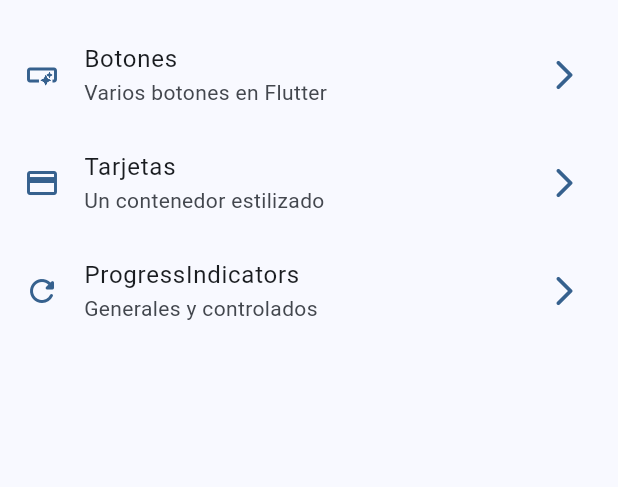
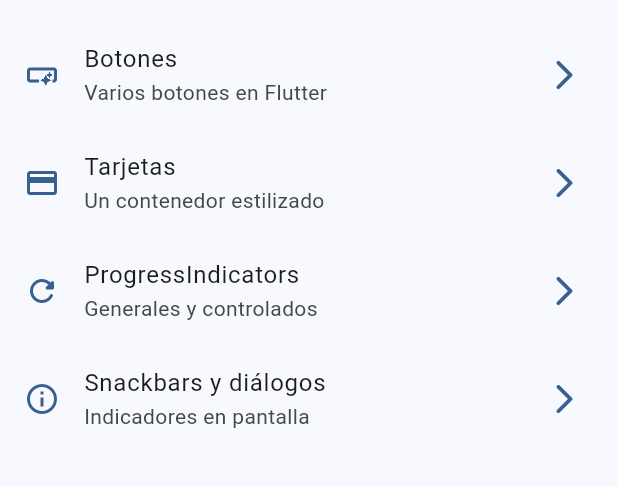
Before and after one commit to AdrianCasB/widgets_app, a Flutter app: the screen it shows after launch, on a phone screen of 412 x 824 dp, the part 63-550 px from its top. Run offline on Flutter 3.47's test engine with Material 3 defaults, Android fonts, the phone set to English and light mode, and no system bars; our stand-ins replace go_router.

Commit message:
feat: snackbars and dialogs finished

```diff
--- a/lib/config/router/app_router.dart
+++ b/lib/config/router/app_router.dart
@@ -23,5 +23,10 @@ final appRouter = GoRouter(
       name: ProgressScreen.name,
       builder: (context, state) => ProgressScreen(),
     ),
+    GoRoute(
+      path: '/snackbars',
+      name: SnackbarScreen.name,
+      builder: (context, state) => SnackbarScreen(),
+    ),
   ],
 );
--- a/lib/config/theme/menu/menu_items.dart
+++ b/lib/config/theme/menu/menu_items.dart
@@ -35,4 +35,11 @@ const appMenuItems = <MenuItem>[
     link: '/progress',
     icon: Icons.refresh_rounded,
   ),
+
+  MenuItem(
+    title: 'Snackbars y diálogos',
+    subtitle: 'Indicadores en pantalla',
+    link: '/snackbars',
+    icon: Icons.info_outline,
+  ),
 ];
--- a/lib/main.dart
+++ b/lib/main.dart
@@ -12,6 +12,7 @@ class MainApp extends StatelessWidget {
   @override
   Widget build(BuildContext context) {
     return MaterialApp.router(
+      title: 'Flutter Widgets',
       routerConfig: appRouter,
       debugShowCheckedModeBanner: false,
       theme: AppTheme(selectedColor: 0).getTheme(),
```
Also changed, not shown: lib/presentation/screens/snackbar/snackbar_screen.dart (+65 -1 lines), 1 other file.
